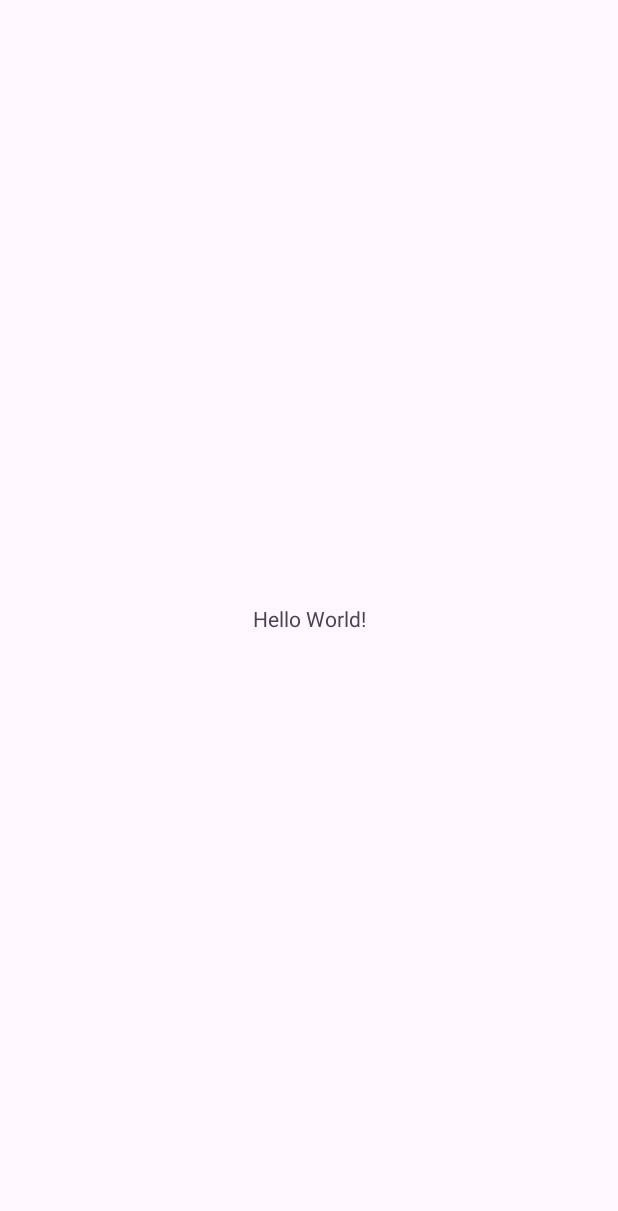
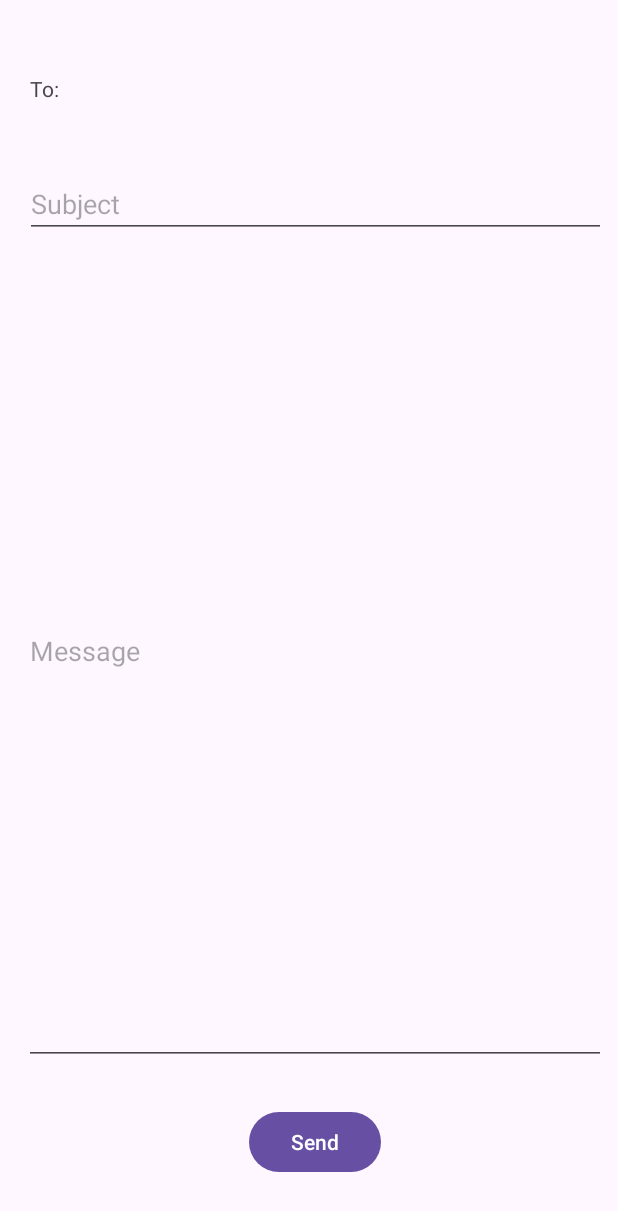
Before and after one commit to SergeiSkliar/AndroidTraining, an Android app: the screen it shows after launch (MainActivity), on a phone screen of 412 x 824 dp. Before the commit the part shown is almost empty. Shown: the top 1211 px of the screen. Run offline under Robolectric (Android 15) with nearby library versions, the phone set to English and light mode, and no system bars.

Commit message:
constraint layout

```diff
--- a/from_Head_First/MyConstraintLayout/app/src/main/res/layout/activity_main.xml
+++ b/from_Head_First/MyConstraintLayout/app/src/main/res/layout/activity_main.xml
@@ -4,15 +4,79 @@
     xmlns:tools="http://schemas.android.com/tools"
     android:layout_width="match_parent"
     android:layout_height="match_parent"
+    android:layout_marginLeft="8dp"
+    android:layout_marginTop="32dp"
     tools:context=".MainActivity">
 
+
     <TextView
+        android:id="@+id/to_label"
         android:layout_width="wrap_content"
         android:layout_height="wrap_content"
-        android:text="Hello World!"
-        app:layout_constraintBottom_toBottomOf="parent"
+        android:layout_marginStart="20dp"
+        android:layout_marginTop="17dp"
+        android:layout_marginEnd="9dp"
+        android:text="@string/to_label"
+        app:layout_constraintEnd_toStartOf="@+id/email_address"
+        app:layout_constraintStart_toStartOf="parent"
+        app:layout_constraintTop_toTopOf="parent" />
+
+    <EditText
+        android:id="@+id/email_address"
+        android:layout_width="269dp"
+        android:layout_height="0dp"
+        android:layout_marginTop="2dp"
+        android:layout_marginEnd="102dp"
+        android:layout_marginBottom="63dp"
+        android:ems="10"
+        android:hint="@string/email_hint"
+        android:inputType="textEmailAddress"
+        app:layout_constraintBottom_toTopOf="@+id/to_label"
+        app:layout_constraintEnd_toEndOf="parent"
+        app:layout_constraintStart_toEndOf="@+id/to_label"
+        app:layout_constraintTop_toTopOf="parent" />
+
+    <EditText
+        android:id="@+id/subject"
+        android:layout_width="387dp"
+        android:layout_height="45dp"
+        android:layout_marginStart="9dp"
+        android:layout_marginTop="56dp"
+        android:layout_marginEnd="9dp"
+        android:layout_marginBottom="553dp"
+        android:ems="10"
+        android:hint="@string/subject_hint"
+        android:inputType="text"
+        app:layout_constraintBottom_toTopOf="@+id/send_button"
         app:layout_constraintEnd_toEndOf="parent"
         app:layout_constraintStart_toStartOf="parent"
         app:layout_constraintTop_toTopOf="parent" />
 
+    <EditText
+        android:id="@+id/message"
+        android:layout_width="0dp"
+        android:layout_height="0dp"
+        android:layout_marginStart="8dp"
+        android:layout_marginEnd="8dp"
+        android:layout_marginBottom="114dp"
+        android:ems="10"
+        android:inputType="text"
+        android:hint="@string/message_hint"
+        app:layout_constraintBottom_toBottomOf="parent"
+        app:layout_constraintEnd_toEndOf="parent"
+        app:layout_constraintStart_toStartOf="parent"
+        app:layout_constraintTop_toBottomOf="@+id/subject" />
+
+    <Button
+        android:id="@+id/send_button"
+        android:layout_width="wrap_content"
+        android:layout_height="wrap_content"
+        android:layout_marginBottom="12dp"
+        android:text="@string/send_button"
+        app:layout_constraintBottom_toBottomOf="parent"
+        app:layout_constraintEnd_toEndOf="parent"
+        app:layout_constraintStart_toStartOf="parent"
+        app:layout_constraintTop_toBottomOf="@+id/message" />
+
+
 </androidx.constraintlayout.widget.ConstraintLayout>
--- a/from_Head_First/MyConstraintLayout/app/src/main/res/values/strings.xml
+++ b/from_Head_First/MyConstraintLayout/app/src/main/res/values/strings.xml
@@ -1,3 +1,8 @@
 <resources>
     <string name="app_name">My Constraint Layout</string>
+    <string name="to_label">To:</string>
+    <string name="email_hint">Enter email address</string>
+    <string name="subject_hint">Subject</string>
+    <string name="message_hint">Message</string>
+    <string name="send_button">Send</string>
 </resources>
```
